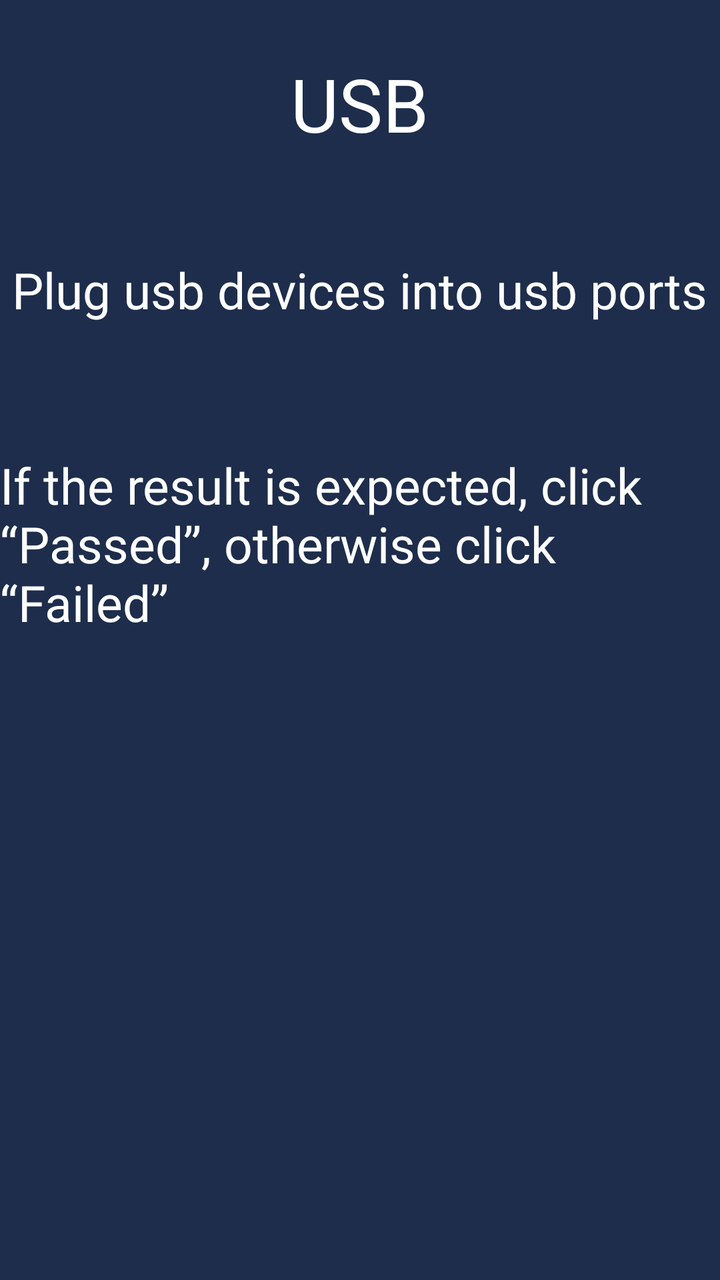
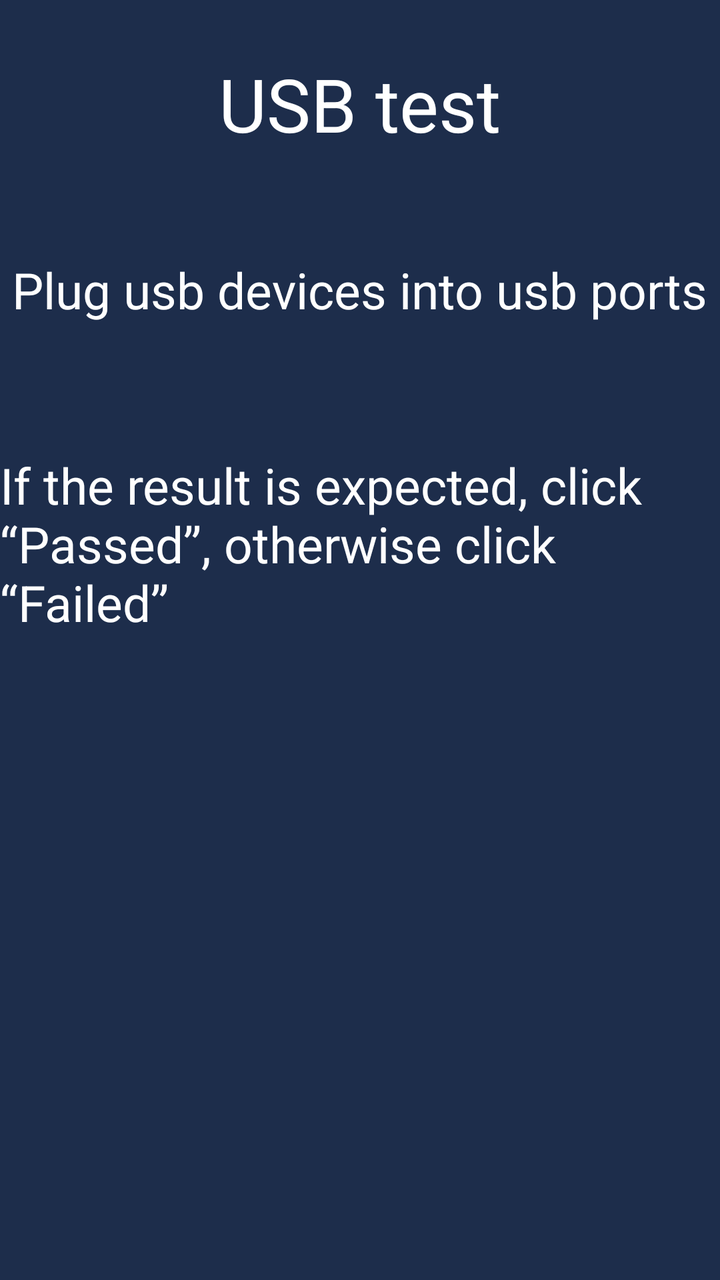

Two renders of the same Android screen: before a commit and after it. Below are the layout's source before the change and the commit's diff.
<!-- AndroidManifest.xml: activity theme NoTitle -->
<!-- res/layout/activity_usb_interface.xml -->
<?xml version="1.0" encoding="utf-8"?>
<LinearLayout xmlns:android="http://schemas.android.com/apk/res/android"
    xmlns:app="http://schemas.android.com/apk/res-auto"
    xmlns:tools="http://schemas.android.com/tools"
    android:layout_width="match_parent"
    android:layout_height="match_parent"
    android:orientation="vertical"
    android:background="@color/colorMain">

    <RelativeLayout
        android:id="@+id/relativeLayout2"
        android:layout_width="match_parent"
        android:layout_height="104dp"
        app:layout_constraintEnd_toEndOf="parent"
        app:layout_constraintStart_toStartOf="parent"
        app:layout_constraintTop_toTopOf="parent">

        <TextView
            android:layout_width="wrap_content"
            android:layout_height="wrap_content"
            android:layout_centerInParent="true"
            android:text="@string/usb_name"
            android:textColor="@color/white"
            android:textSize="37dp" />


    </RelativeLayout>

    <TextView
        android:layout_width="wrap_content"
        android:layout_height="wrap_content"
        android:layout_gravity="center"
        android:layout_marginTop="24dp"
        android:text="@string/usb_ports"
        android:textColor="@color/white"
        android:textSize="25dp" />

    <androidx.recyclerview.widget.RecyclerView
        android:id="@+id/rct_progr"
        android:layout_width="wrap_content"
        android:layout_height="wrap_content"
        android:layout_gravity="center"
        android:layout_marginTop="24dp"
        app:layoutManager="androidx.recyclerview.widget.LinearLayoutManager" />

    <TextView
        android:layout_width="wrap_content"
        android:layout_height="wrap_content"
        android:layout_gravity="center"
        android:layout_marginTop="40dp"
        android:text="@string/expected_Passed"
        android:textColor="@color/white"
        android:textSize="25dp" />
    <RelativeLayout
        android:layout_width="wrap_content"
        android:layout_height="wrap_content"
        android:layout_below="@id/rct_progr"
        android:layout_centerHorizontal="true"
        android:layout_marginLeft="300dp"
        android:layout_marginTop="50dp"
        android:layout_marginRight="300dp">


        <Button
            android:id="@+id/failure_button"
            android:layout_width="wrap_content"
            android:layout_height="wrap_content"
            android:layout_alignParentLeft="true"
            android:background="@drawable/r_button_bg"
            android:text="@string/Failed"
            android:textColor="@color/white"
            android:textSize="15dp" />

        <Button
            android:textColor="@color/white"
            android:textSize="15dp"
            android:id="@+id/through_button"
            android:layout_width="wrap_content"
            android:layout_height="wrap_content"
            android:layout_alignParentRight="true"
            android:background="@drawable/r_button_bg"
            android:text="@string/Passed" />
    </RelativeLayout>

</LinearLayout>
<!-- resources referenced by this layout -->
<resources>
  <color name="colorMain">#1D2D4B</color>
  <color name="white">#FFFFFFFF</color>
  <!-- drawable r_button_bg (drawable) -->
  <?xml version="1.0" encoding="utf-8"?>
  <shape
      xmlns:android="http://schemas.android.com/apk/res/android">
      
      <solid
          android:color="@color/colorMainButton" />
      
      <stroke
          android:width="1dp"
          android:color="@color/colorMainButton" />
      
      <size android:height="4mm"/>
      
      <corners
          android:radius="7dp"/>
  
  </shape>
  <string name="Failed">Failed</string>
  <string name="Passed">Passed</string>
  <string name="expected_Passed">If the result is expected, click “Passed”, otherwise click “Failed”</string>
  <string name="usb_name">USB</string>
  <string name="usb_ports">Plug usb devices into usb ports</string>
  <style name="NoTitle" parent="Theme.AppCompat.Light.NoActionBar">
          <item name="colorPrimary">@color/colorMain</item>
          <item name="colorPrimaryDark">@color/colorMain</item>
          <item name="colorAccent">@color/colorMain</item>
          <item name="android:windowFullscreen">true</item>
          <item name="windowActionBar">false</item>
          <item name="windowNoTitle">true</item>
          <item name="android:textAppearanceListItemSmall">@style/listPopupWindow</item>
      </style>
  <color name="colorMainButton">#0091FF</color>
  <style name="listPopupWindow">
          <item name="android:textSize">25mm</item>
          <item name="android:fontFamily">@font/montserrat_regular</item>
          <item name="android:textColor">@color/black</item>
      </style>
  <color name="black">#FF000000</color>
</resources>

<!-- the commit's change to res/layout/activity_usb_interface.xml (unified diff, before → after) -->
@@ -19,7 +19,7 @@
             android:layout_width="wrap_content"
             android:layout_height="wrap_content"
             android:layout_centerInParent="true"
-            android:text="@string/usb_name"
+            android:text="@string/usb_name_test"
             android:textColor="@color/white"
             android:textSize="37dp" />
 
<!-- resource entries referenced after the edit -->
@@ -23,7 +23,7 @@
   <string name="Failed">Failed</string>
   <string name="Passed">Passed</string>
   <string name="expected_Passed">If the result is expected, click “Passed”, otherwise click “Failed”</string>
-  <string name="usb_name">USB</string>
+  <string name="usb_name_test">USB test</string>
   <string name="usb_ports">Plug usb devices into usb ports</string>
   <style name="NoTitle" parent="Theme.AppCompat.Light.NoActionBar">
           <item name="colorPrimary">@color/colorMain</item>
